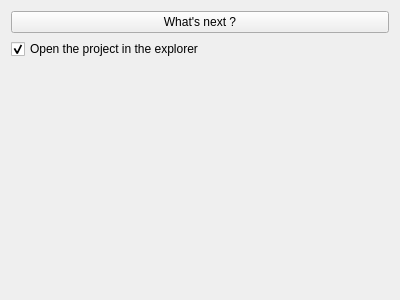
ThomasEscalle/Pipeline_USD_2025-2026_src, file installer/src/ui/Page_023_Conclusion.ui: the form before one commit.
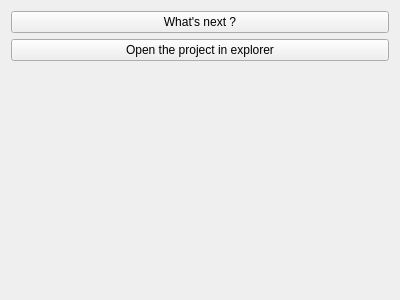
The form after the commit.

Diff of the .ui file:
```diff
--- a/installer/src/ui/Page_023_Conclusion.ui
+++ b/installer/src/ui/Page_023_Conclusion.ui
@@ -22,20 +22,14 @@
     </widget>
    </item>
    <item>
-    <widget class="QCheckBox" name="checkBox">
+    <widget class="QPushButton" name="btn_explorer">
      <property name="text">
-      <string>Open the project in the explorer</string>
-     </property>
-     <property name="checked">
-      <bool>true</bool>
+      <string>Open the project in explorer</string>
      </property>
     </widget>
    </item>
    <item>
     <spacer name="verticalSpacer">
-     <property name="orientation">
-      <enum>Qt::Orientation::Vertical</enum>
-     </property>
      <property name="sizeHint" stdset="0">
       <size>
        <width>20</width>
```
